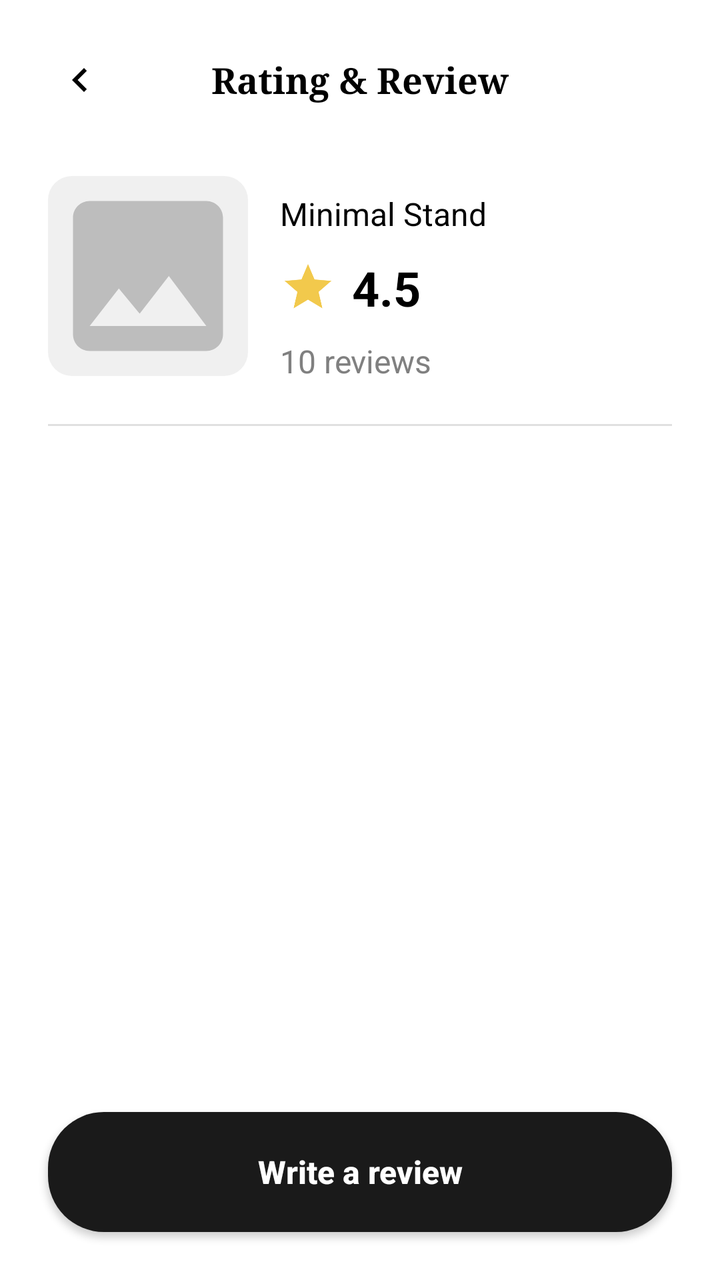
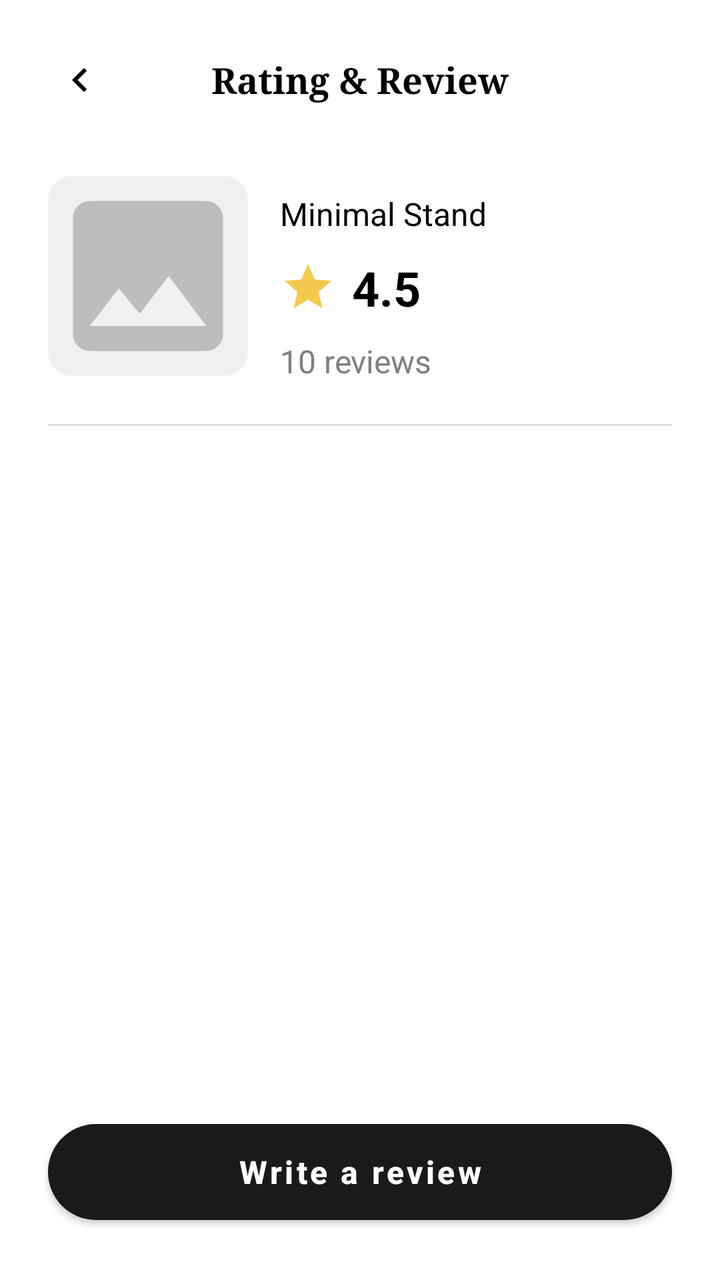

Before-and-after screenshots of an Android layout around one commit, followed by the original layout XML and the change that was made.
<!-- AndroidManifest.xml: application theme Theme.Furniture -->
<!-- res/layout/activity_review.xml -->
<?xml version="1.0" encoding="utf-8"?>
<androidx.constraintlayout.widget.ConstraintLayout xmlns:android="http://schemas.android.com/apk/res/android"
    xmlns:app="http://schemas.android.com/apk/res-auto"
    xmlns:tools="http://schemas.android.com/tools"
    android:layout_width="match_parent"
    android:layout_height="match_parent"
    android:background="@color/white"
    tools:context=".ui.ReviewActivity">

    
    <ImageView
        android:id="@+id/btnBack"
        android:layout_width="48dp"
        android:layout_height="48dp"
        android:layout_marginStart="16dp"
        android:layout_marginTop="16dp"
        android:padding="12dp"
        android:src="@drawable/ic_back"
        app:layout_constraintStart_toStartOf="parent"
        app:layout_constraintTop_toTopOf="parent" />

    <TextView
        android:id="@+id/tvTitle"
        android:layout_width="wrap_content"
        android:layout_height="wrap_content"
        android:fontFamily="serif"
        android:text="Rating &amp; Review"
        android:textColor="@color/black"
        android:textSize="18sp"
        android:textStyle="bold"
        app:layout_constraintBottom_toBottomOf="@+id/btnBack"
        app:layout_constraintEnd_toEndOf="parent"
        app:layout_constraintStart_toStartOf="parent"
        app:layout_constraintTop_toTopOf="@+id/btnBack" />

    
    <androidx.cardview.widget.CardView
        android:id="@+id/cvProductImage"
        android:layout_width="100dp"
        android:layout_height="100dp"
        android:layout_marginStart="24dp"
        android:layout_marginTop="24dp"
        app:cardCornerRadius="12dp"
        app:cardElevation="0dp"
        app:layout_constraintStart_toStartOf="parent"
        app:layout_constraintTop_toBottomOf="@+id/btnBack">

        <ImageView
            android:id="@+id/ivProduct"
            android:layout_width="match_parent"
            android:layout_height="match_parent"
            android:scaleType="centerCrop"
            android:src="@drawable/ic_image_placeholder" />
    </androidx.cardview.widget.CardView>

    <TextView
        android:id="@+id/tvProductName"
        android:layout_width="0dp"
        android:layout_height="wrap_content"
        android:layout_marginStart="16dp"
        android:layout_marginTop="8dp"
        android:layout_marginEnd="24dp"
        android:text="Minimal Stand"
        android:textColor="@color/black"
        android:textSize="16sp"
        app:layout_constraintEnd_toEndOf="parent"
        app:layout_constraintStart_toEndOf="@+id/cvProductImage"
        app:layout_constraintTop_toTopOf="@+id/cvProductImage" />

    <ImageView
        android:id="@+id/ivStarRating"
        android:layout_width="28dp"
        android:layout_height="28dp"
        android:layout_marginTop="12dp"
        android:src="@drawable/ic_star"
        app:layout_constraintStart_toStartOf="@+id/tvProductName"
        app:layout_constraintTop_toBottomOf="@+id/tvProductName"
        app:tint="#F2C94C" />

    <TextView
        android:id="@+id/tvRating"
        android:layout_width="wrap_content"
        android:layout_height="wrap_content"
        android:layout_marginStart="8dp"
        android:text="4.5"
        android:textColor="@color/black"
        android:textSize="24sp"
        android:textStyle="bold"
        app:layout_constraintBottom_toBottomOf="@+id/ivStarRating"
        app:layout_constraintStart_toEndOf="@+id/ivStarRating"
        app:layout_constraintTop_toTopOf="@+id/ivStarRating" />

    <TextView
        android:id="@+id/tvReviewCount"
        android:layout_width="wrap_content"
        android:layout_height="wrap_content"
        android:layout_marginTop="12dp"
        android:text="10 reviews"
        android:textColor="#808080"
        android:textSize="16sp"
        app:layout_constraintStart_toStartOf="@+id/tvProductName"
        app:layout_constraintTop_toBottomOf="@+id/ivStarRating" />

    <View
        android:id="@+id/divider"
        android:layout_width="match_parent"
        android:layout_height="1dp"
        android:layout_marginStart="24dp"
        android:layout_marginTop="24dp"
        android:layout_marginEnd="24dp"
        android:background="#E0E0E0"
        app:layout_constraintTop_toBottomOf="@+id/cvProductImage" />

    
    <androidx.recyclerview.widget.RecyclerView
        android:id="@+id/rvReviews"
        android:layout_width="0dp"
        android:layout_height="0dp"
        android:layout_marginTop="8dp"
        android:clipToPadding="false"
        android:paddingBottom="100dp"
        app:layoutManager="androidx.recyclerview.widget.LinearLayoutManager"
        app:layout_constraintBottom_toBottomOf="parent"
        app:layout_constraintEnd_toEndOf="parent"
        app:layout_constraintStart_toStartOf="parent"
        app:layout_constraintTop_toBottomOf="@+id/divider"
        tools:listitem="@layout/item_review" />

    
    <androidx.appcompat.widget.AppCompatButton
        android:id="@+id/btnWriteReview"
        android:layout_width="match_parent"
        android:layout_height="60dp"
        android:layout_marginStart="24dp"
        android:layout_marginEnd="24dp"
        android:layout_marginBottom="24dp"
        android:background="@drawable/bg_button_black"
        android:text="Write a review"
        android:textAllCaps="false"
        android:textColor="@color/white"
        android:textSize="16sp"
        android:textStyle="bold"
        app:layout_constraintBottom_toBottomOf="parent"
        app:layout_constraintEnd_toEndOf="parent"
        app:layout_constraintStart_toStartOf="parent" />

</androidx.constraintlayout.widget.ConstraintLayout>
<!-- res/layout/item_review.xml (included above) -->
<?xml version="1.0" encoding="utf-8"?>
<androidx.constraintlayout.widget.ConstraintLayout xmlns:android="http://schemas.android.com/apk/res/android"
    xmlns:app="http://schemas.android.com/apk/res-auto"
    xmlns:tools="http://schemas.android.com/tools"
    android:layout_width="match_parent"
    android:layout_height="wrap_content"
    android:paddingTop="20dp"
    android:paddingStart="24dp"
    android:paddingEnd="24dp">

    
    <androidx.cardview.widget.CardView
        android:id="@+id/cvReview"
        android:layout_width="match_parent"
        android:layout_height="wrap_content"
        app:cardBackgroundColor="@color/white"
        app:cardCornerRadius="12dp"
        app:cardElevation="2dp"
        app:cardUseCompatPadding="true"
        app:layout_constraintTop_toTopOf="parent">

        <androidx.constraintlayout.widget.ConstraintLayout
            android:layout_width="match_parent"
            android:layout_height="wrap_content"
            android:padding="20dp">

            <TextView
                android:id="@+id/tvReviewerName"
                android:layout_width="0dp"
                android:layout_height="wrap_content"
                android:layout_marginEnd="8dp"
                android:text="Bruno Fernandes"
                android:textColor="@color/black"
                android:textSize="16sp"
                android:textStyle="bold"
                app:layout_constraintEnd_toStartOf="@+id/tvReviewDate"
                app:layout_constraintStart_toStartOf="parent"
                app:layout_constraintTop_toTopOf="parent" />

            <TextView
                android:id="@+id/tvReviewDate"
                android:layout_width="wrap_content"
                android:layout_height="wrap_content"
                android:text="20/03/2020"
                android:textColor="#A0A0A0"
                android:textSize="12sp"
                app:layout_constraintBottom_toBottomOf="@+id/tvReviewerName"
                app:layout_constraintEnd_toEndOf="parent"
                app:layout_constraintTop_toTopOf="@+id/tvReviewerName" />

            <LinearLayout
                android:id="@+id/llStars"
                android:layout_width="wrap_content"
                android:layout_height="wrap_content"
                android:layout_marginTop="8dp"
                android:orientation="horizontal"
                app:layout_constraintStart_toStartOf="parent"
                app:layout_constraintTop_toBottomOf="@+id/tvReviewerName">

                <ImageView
                    android:layout_width="16dp"
                    android:layout_height="16dp"
                    android:src="@drawable/ic_star"
                    app:tint="#F2C94C" />

                <ImageView
                    android:layout_width="16dp"
                    android:layout_height="16dp"
                    android:layout_marginStart="2dp"
                    android:src="@drawable/ic_star"
                    app:tint="#F2C94C" />

                <ImageView
                    android:layout_width="16dp"
                    android:layout_height="16dp"
                    android:layout_marginStart="2dp"
                    android:src="@drawable/ic_star"
                    app:tint="#F2C94C" />

                <ImageView
                    android:layout_width="16dp"
                    android:layout_height="16dp"
                    android:layout_marginStart="2dp"
                    android:src="@drawable/ic_star"
                    app:tint="#F2C94C" />

                <ImageView
                    android:layout_width="16dp"
                    android:layout_height="16dp"
                    android:layout_marginStart="2dp"
                    android:src="@drawable/ic_star"
                    app:tint="#F2C94C" />
            </LinearLayout>

            <TextView
                android:id="@+id/tvReviewText"
                android:layout_width="match_parent"
                android:layout_height="wrap_content"
                android:layout_marginTop="16dp"
                android:lineSpacingExtra="4dp"
                android:text="Nice Furniture with good delivery. The delivery time is very fast. Then products look like exactly the picture in the app. Besides, color is also the same and quality is very good despite very cheap price"
                android:textColor="#606060"
                android:textSize="14sp"
                app:layout_constraintTop_toBottomOf="@+id/llStars" />

        </androidx.constraintlayout.widget.ConstraintLayout>
    </androidx.cardview.widget.CardView>

    
    <androidx.cardview.widget.CardView
        android:layout_width="40dp"
        android:layout_height="40dp"
        app:cardCornerRadius="20dp"
        app:cardElevation="4dp"
        app:layout_constraintBottom_toTopOf="@+id/cvReview"
        app:layout_constraintEnd_toEndOf="parent"
        app:layout_constraintStart_toStartOf="parent"
        app:layout_constraintTop_toTopOf="@+id/cvReview">

        <ImageView
            android:id="@+id/ivReviewerProfile"
            android:layout_width="match_parent"
            android:layout_height="match_parent"
            android:scaleType="centerCrop"
            android:src="@drawable/ic_person" />
    </androidx.cardview.widget.CardView>

</androidx.constraintlayout.widget.ConstraintLayout>
<!-- resources referenced by this layout -->
<resources>
  <color name="black">#FF000000</color>
  <color name="white">#FFFFFFFF</color>
  <!-- drawable bg_button_black (drawable) -->
  <?xml version="1.0" encoding="utf-8"?>
  <shape xmlns:android="http://schemas.android.com/apk/res/android"
      android:shape="rectangle">
      <corners android:radius="28dp" />
      <solid android:color="#1A1A1A" />
  </shape>
  <!-- drawable ic_back (drawable) -->
  <vector xmlns:android="http://schemas.android.com/apk/res/android"
      android:width="24dp"
      android:height="24dp"
      android:viewportWidth="24"
      android:viewportHeight="24">
      <path
          android:fillColor="#FF000000"
          android:pathData="M15.41,16.59L10.83,12l4.58,-4.59L14,6l-6,6 6,6z"/>
  </vector>
  <!-- drawable ic_image_placeholder (drawable) -->
  <?xml version="1.0" encoding="utf-8"?>
  <vector xmlns:android="http://schemas.android.com/apk/res/android"
      android:width="48dp"
      android:height="48dp"
      android:viewportWidth="24"
      android:viewportHeight="24">
      
      <path
          android:fillColor="#F0F0F0"
          android:pathData="M0,0 L24,0 L24,24 L0,24 Z" />
      
      <path
          android:fillColor="#BDBDBD"
          android:pathData="M21,19V5c0,-1.1 -0.9,-2 -2,-2H5c-1.1,0 -2,0.9 -2,2v14c0,1.1 0.9,2 2,2h14c1.1,0 2,-0.9 2,-2zM8.5,13.5l2.5,3.01L14.5,12l4.5,6H5l3.5,-4.5z" />
  </vector>
  <!-- drawable ic_person (drawable) -->
  <?xml version="1.0" encoding="utf-8"?>
  <vector xmlns:android="http://schemas.android.com/apk/res/android"
      android:width="24dp"
      android:height="24dp"
      android:viewportWidth="24"
      android:viewportHeight="24">
      <path
          android:fillColor="#9E9E9E"
          android:pathData="M12,2C6.48,2 2,6.48 2,12s4.48,10 10,10 10,-4.48 10,-10S17.52,2 12,2zM12,5c1.66,0 3,1.34 3,3s-1.34,3 -3,3 -3,-1.34 -3,-3 1.34,-3 3,-3zM12,19.2c-2.5,0 -4.71,-1.28 -6,-3.22 0.03,-1.99 4,-3.08 6,-3.08 1.99,0 5.97,1.09 6,3.08 -1.29,1.94 -3.5,3.22 -6,3.22z" />
  </vector>
  <!-- drawable ic_star (drawable) -->
  <vector xmlns:android="http://schemas.android.com/apk/res/android"
      android:width="24dp"
      android:height="24dp"
      android:viewportWidth="24"
      android:viewportHeight="24">
      <path
          android:fillColor="#FF000000"
          android:pathData="M12,17.27L18.18,21l-1.64,-7.03L22,9.24l-7.19,-0.61L12,2 9.19,8.63 2,9.24l5.46,4.73L5.82,21z"/>
  </vector>
  <style name="Theme.Furniture" parent="Base.Theme.Furniture" />
  <style name="Base.Theme.Furniture" parent="Theme.Material3.DayNight.NoActionBar">
          
          
      </style>
</resources>

<!-- the commit's change to res/layout/activity_review.xml (unified diff, before → after) -->
@@ -127,14 +127,17 @@
         tools:listitem="@layout/item_review" />
 
     
-    <androidx.appcompat.widget.AppCompatButton
+    <com.google.android.material.button.MaterialButton
         android:id="@+id/btnWriteReview"
         android:layout_width="match_parent"
         android:layout_height="60dp"
         android:layout_marginStart="24dp"
         android:layout_marginEnd="24dp"
         android:layout_marginBottom="24dp"
-        android:background="@drawable/bg_button_black"
+        app:backgroundTint="#1A1A1A"
+        app:cornerRadius="28dp"
+        app:elevation="0dp"
+        style="@style/Widget.MaterialComponents.Button"
         android:text="Write a review"
         android:textAllCaps="false"
         android:textColor="@color/white"
<!-- resource entries referenced after the edit -->
@@ -2,13 +2,6 @@
 <resources>
   <color name="black">#FF000000</color>
   <color name="white">#FFFFFFFF</color>
-  <!-- drawable bg_button_black (drawable) -->
-  <?xml version="1.0" encoding="utf-8"?>
-  <shape xmlns:android="http://schemas.android.com/apk/res/android"
-      android:shape="rectangle">
-      <corners android:radius="28dp" />
-      <solid android:color="#1A1A1A" />
-  </shape>
   <!-- drawable ic_back (drawable) -->
   <vector xmlns:android="http://schemas.android.com/apk/res/android"
       android:width="24dp"
